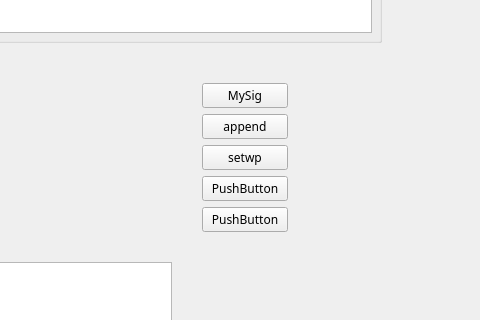
Before: the Qt Designer form cmdsimmw.ui in CarnationTL/cmd_sim, drawn with Qt 5; both pictures show x 719 to 1199 and y 298 to 618 of the 1199 by 750 pixel window.
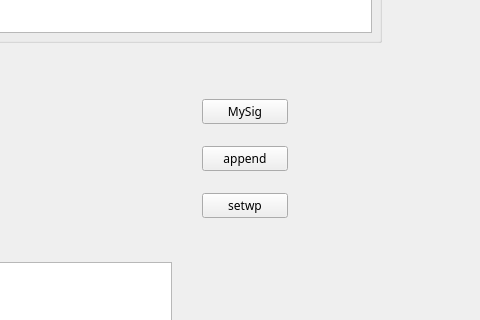
After: the same form once the commit is applied.

```diff
--- a/cmdsimmw.ui
+++ b/cmdsimmw.ui
@@ -294,7 +294,7 @@
      </rect>
     </property>
    </widget>
-   <widget class="QWidget" name="">
+   <widget class="QWidget" name="btn_group_layout">
     <property name="geometry">
      <rect>
       <x>910</x>
@@ -303,7 +303,7 @@
       <height>176</height>
      </rect>
     </property>
-    <layout class="QVBoxLayout" name="verticalLayout">
+    <layout class="QVBoxLayout" name="vtest_layout">
      <item>
       <widget class="QPushButton" name="btn_MySin">
        <property name="text">
@@ -325,20 +325,6 @@
        </property>
       </widget>
      </item>
-     <item>
-      <widget class="QPushButton" name="pushButton_2">
-       <property name="text">
-        <string>PushButton</string>
-       </property>
-      </widget>
-     </item>
-     <item>
-      <widget class="QPushButton" name="pushButton_3">
-       <property name="text">
-        <string>PushButton</string>
-       </property>
-      </widget>
-     </item>
     </layout>
    </widget>
    <zorder>groupBox_2</zorder>
```
Left out of the diff: 25 changed lines with no effect on the pictures.
